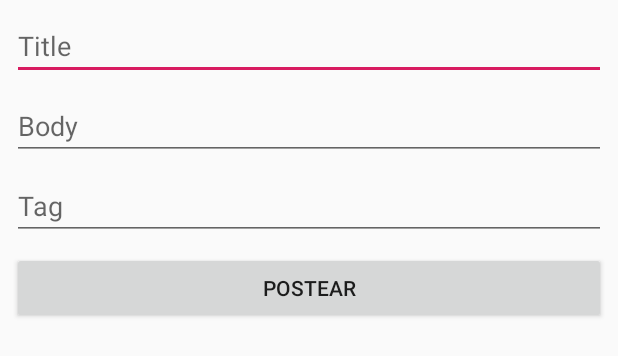
After one commit to JochyGomez/PostAPI, an Android app: the layout activity_crear_post.xml on its own in the app's theme, with its tools: preview values and no code run, on a phone screen of 412 x 824 dp. The commit adds this screen. Shown: the top 356 px of the screen. Run offline under Robolectric (Android 15) with nearby library versions, the phone set to English and light mode, and no system bars.

```diff
--- a/app/src/main/AndroidManifest.xml
+++ b/app/src/main/AndroidManifest.xml
@@ -11,7 +11,8 @@
         android:roundIcon="@mipmap/ic_launcher_round"
         android:supportsRtl="true"
         android:theme="@style/AppTheme">
-        <activity android:name=".Posts"></activity>
+        <activity android:name=".crear_post"></activity>
+        <activity android:name=".Posts" />
         <activity android:name=".RegisterActivity" />
         <activity android:name=".MainActivity">
             <intent-filter>
--- a/app/src/main/java/com/itla/myappapi/service/BlogApiServices.java
+++ b/app/src/main/java/com/itla/myappapi/service/BlogApiServices.java
@@ -18,9 +18,13 @@ public class BlogApiServices {
     }
 
     public SecurityService getSecurityService(){
-
         return retrofit.create(SecurityService.class);
     }
+
+    public PostServices getPostService(){
+        return retrofit.create(PostServices.class);
+    }
+
 
     public static BlogApiServices getInstance(){
 
--- /dev/null
+++ b/app/src/main/res/drawable/cantidades.xml
@@ -0,0 +1,6 @@
+<?xml version="1.0" encoding="utf-8"?>
+<shape xmlns:android="http://schemas.android.com/apk/res/android">
+    <stroke android:width="2dp" android:color="#0DDAF8"> </stroke>
+    <solid android:color="@android:color/holo_blue_light"></solid>
+    <corners android:radius="4dp"></corners>
+</shape>
--- /dev/null
+++ b/app/src/main/res/drawable/ovalado.xml
@@ -0,0 +1,6 @@
+<?xml version="1.0" encoding="utf-8"?>
+<shape xmlns:android="http://schemas.android.com/apk/res/android">
+<stroke android:width="2dp" android:color="@color/colorAccent"> </stroke>
+<solid android:color="@android:color/holo_blue_light"></solid>
+<corners android:radius="5dp"></corners>
+</shape>
--- /dev/null
+++ b/app/src/main/res/layout/activity_crear_post.xml
@@ -0,0 +1,61 @@
+<?xml version="1.0" encoding="utf-8"?>
+<androidx.constraintlayout.widget.ConstraintLayout xmlns:android="http://schemas.android.com/apk/res/android"
+    xmlns:app="http://schemas.android.com/apk/res-auto"
+    xmlns:tools="http://schemas.android.com/tools"
+    android:layout_width="match_parent"
+    android:layout_height="match_parent"
+    tools:context=".crear_post">
+
+    <EditText
+        android:id="@+id/tvtitle"
+        android:layout_width="0dp"
+        android:layout_height="wrap_content"
+        android:layout_marginStart="8dp"
+        android:layout_marginTop="8dp"
+        android:layout_marginEnd="8dp"
+        android:ems="10"
+        android:hint="Title"
+        android:inputType="textPersonName"
+        android:text=""
+        app:layout_constraintEnd_toEndOf="parent"
+        app:layout_constraintStart_toStartOf="parent"
+        app:layout_constraintTop_toTopOf="parent" />
+
+    <EditText
+        android:id="@+id/tvbody"
+        android:layout_width="0dp"
+        android:layout_height="wrap_content"
+        android:layout_marginTop="8dp"
+        android:ems="10"
+        android:gravity="start|top"
+        android:hint="Body"
+        android:inputType="textMultiLine"
+        app:layout_constraintEnd_toEndOf="@+id/tvtitle"
+        app:layout_constraintStart_toStartOf="@+id/tvtitle"
+        app:layout_constraintTop_toBottomOf="@+id/tvtitle" />
+
+    <EditText
+        android:id="@+id/tvtag"
+        android:layout_width="0dp"
+        android:layout_height="wrap_content"
+        android:layout_marginTop="8dp"
+        android:ems="10"
+        android:hint="Tag"
+        android:inputType="textPersonName"
+        android:text=""
+        app:layout_constraintEnd_toEndOf="@+id/tvbody"
+        app:layout_constraintStart_toStartOf="@+id/tvbody"
+        app:layout_constraintTop_toBottomOf="@+id/tvbody" />
+
+    <Button
+        android:id="@+id/btnpostear"
+        android:layout_width="0dp"
+        android:layout_height="wrap_content"
+        android:layout_marginStart="8dp"
+        android:layout_marginTop="8dp"
+        android:layout_marginEnd="8dp"
+        android:text="Postear"
+        app:layout_constraintEnd_toEndOf="parent"
+        app:layout_constraintStart_toStartOf="parent"
+        app:layout_constraintTop_toBottomOf="@+id/tvtag" />
+</androidx.constraintlayout.widget.ConstraintLayout>
--- a/app/src/main/res/values/styles.xml
+++ b/app/src/main/res/values/styles.xml
@@ -1,7 +1,7 @@
 <resources>
 
     <!-- Base application theme. -->
-    <style name="AppTheme" parent="Theme.AppCompat.Light.DarkActionBar">
+    <style name="AppTheme" parent="Theme.AppCompat.Light.NoActionBar">
         <!-- Customize your theme here. -->
         <item name="colorPrimary">@color/colorPrimary</item>
         <item name="colorPrimaryDark">@color/colorPrimaryDark</item>
--- a/build.gradle
+++ b/build.gradle
@@ -7,7 +7,7 @@ buildscript {
 
     }
     dependencies {
-        classpath 'com.android.tools.build:gradle:3.5.2'
+        classpath 'com.android.tools.build:gradle:3.5.3'
 
         // NOTE: Do not place your application dependencies here; they belong
         // in the individual module build.gradle files
```
Also changed, not shown: app/src/main/java/com/itla/myappapi/MainActivity.java (+12 -0 lines), app/src/main/java/com/itla/myappapi/Posts.java (+101 -0 lines), app/src/main/java/com/itla/myappapi/adaptadores/PostAdaptador.java (+5 -5 lines), app/src/main/java/com/itla/myappapi/crear_post.java (added, +105 -0 lines), app/src/main/java/com/itla/myappapi/entity/Logout.java (added, +22 -0 lines), app/src/main/java/com/itla/myappapi/entity/Post.java (+26 -17 lines), app/src/main/java/com/itla/myappapi/service/PostServices.java (added, +17 -0 lines), app/src/main/java/com/itla/myappapi/service/SecurityService.java (+8 -0 lines), app/src/main/res/drawable/close.xml (added, +8 -0 lines), app/src/main/res/layout/activity_posts.xml (+16 -6 lines), app/src/main/res/layout/item_post.xml (+65 -12 lines), app/src/main/res/menu/main_menu.xml (added, +9 -0 lines), 1 other file.
